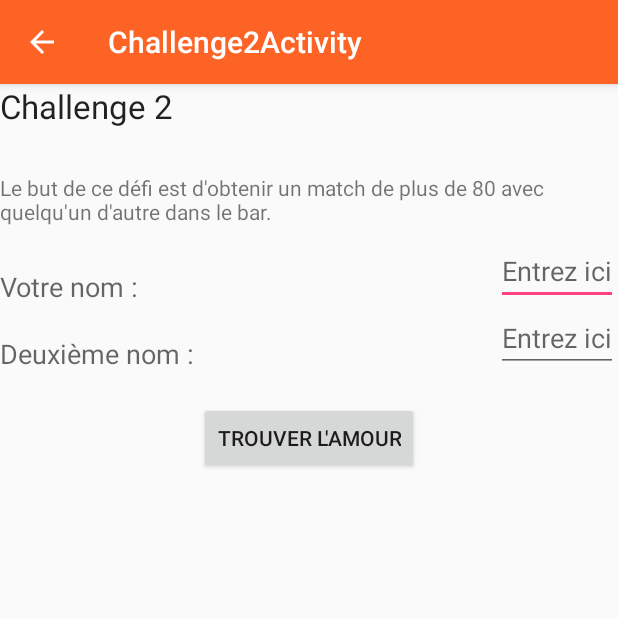
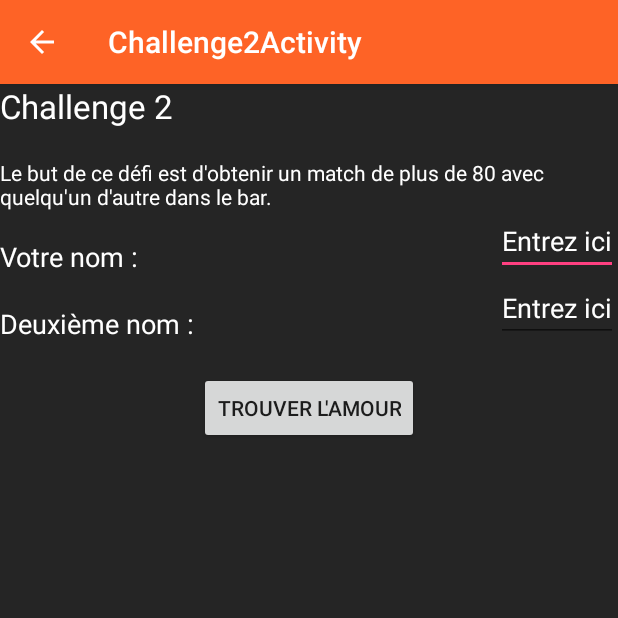
Before and after one commit to vince14evil/MobileAppUlaval, an Android app: the Challenge2Activity screen opened directly, with no data from a screen before it, on a phone screen of 412 x 824 dp, the top half of it. Run offline under Robolectric (Android 15) with nearby library versions, the phone set to English and light mode, and no system bars.

Commit message:
Modification du visuel Challenge2

```diff
--- a/app/src/main/java/barchallenges/ima/ulaval/ca/barchallenge/Challenge2Activity.java
+++ b/app/src/main/java/barchallenges/ima/ulaval/ca/barchallenge/Challenge2Activity.java
@@ -1,6 +1,7 @@
 package barchallenges.ima.ulaval.ca.barchallenge;
 
 import android.os.Bundle;
+import android.support.v7.app.ActionBarActivity;
 import android.support.v7.app.AppCompatActivity;
 import android.util.Log;
 import android.util.Pair;
@@ -20,7 +21,7 @@ import util.ASyncURLRequest;
 import util.HttpCustomRequest;
 import util.Util;
 
-public class Challenge2Activity extends AppCompatActivity {
+public class Challenge2Activity extends ActionBarActivity {
     private String mFName;
     private String mSName;
     private int mPercentage = 0;
@@ -36,6 +37,14 @@ public class Challenge2Activity extends AppCompatActivity {
         getSupportActionBar().setDisplayHomeAsUpEnabled(true);
 
         Button btn = (Button)findViewById(R.id.button);
+
+        TextView textViewPercentage = (TextView)findViewById(R.id.percentage);
+        textViewPercentage.setText("");
+        TextView textViewResult = (TextView)findViewById(R.id.result);
+        textViewResult.setText("");
+        TextView textViewPrize = (TextView)findViewById(R.id.textPrize);
+        textViewPrize.setText("");
+
         btn.setOnClickListener(new View.OnClickListener() {
             @Override
             public void onClick(View v) {
@@ -91,7 +100,7 @@ public class Challenge2Activity extends AppCompatActivity {
         TextView textViewSname = (TextView)findViewById(R.id.sNameText);
         textViewSname.setText(mSName);
         TextView textViewPercentage = (TextView)findViewById(R.id.percentage);
-        textViewPercentage.setText(String.valueOf(mPercentage));
+        textViewPercentage.setText(String.valueOf(mPercentage + "%"));
         TextView textViewResult = (TextView)findViewById(R.id.result);
         textViewResult.setText(mResult);
     }
--- a/app/src/main/res/layout/activity_challenge2.xml
+++ b/app/src/main/res/layout/activity_challenge2.xml
@@ -1,9 +1,16 @@
 <?xml version="1.0" encoding="utf-8"?>
 <RelativeLayout xmlns:android="http://schemas.android.com/apk/res/android"
-xmlns:tools="http://schemas.android.com/tools"
-android:layout_width="match_parent"
-android:layout_height="match_parent"
-tools:context="barchallenges.ima.ulaval.ca.barchallenge.Challenge2Activity">
+    xmlns:tools="http://schemas.android.com/tools"
+    android:layout_width="match_parent"
+    android:layout_height="match_parent"
+    android:background="@color/colorPrimaryDark"
+    tools:context="barchallenges.ima.ulaval.ca.barchallenge.Challenge2Activity">
+
+    <RelativeLayout
+        android:layout_width="wrap_content"
+        android:layout_height="wrap_content"
+        android:id="@+id/infoChallengeLayout"
+        android:visibility="visible">
 
     <TextView
         android:layout_width="wrap_content"
@@ -11,10 +18,11 @@ tools:context="barchallenges.ima.ulaval.ca.barchallenge.Challenge2Activity">
         android:textAppearance="?android:attr/textAppearanceMedium"
         android:text="Votre nom :"
         android:id="@+id/textView"
-        android:layout_marginTop="73dp"
+        android:layout_marginTop="53dp"
         android:paddingTop="20dp"
         android:layout_below="@+id/textView5"
         android:layout_alignParentLeft="true"
+        android:textColor="#ffffff"
         android:layout_alignParentStart="true" />
 
     <TextView
@@ -26,6 +34,7 @@ tools:context="barchallenges.ima.ulaval.ca.barchallenge.Challenge2Activity">
         android:layout_below="@+id/textView"
         android:layout_alignParentLeft="true"
         android:layout_alignParentStart="true"
+        android:textColor="#ffffff"
         android:paddingTop="20dp" />
 
     <EditText
@@ -38,6 +47,8 @@ tools:context="barchallenges.ima.ulaval.ca.barchallenge.Challenge2Activity">
         android:layout_alignParentEnd="true"
         android:paddingTop="20dp"
         android:editable="true"
+        android:textColorHint="#ffffff"
+        android:textColor="#ffffff"
         android:hint="Entrez ici" />
 
     <EditText
@@ -50,6 +61,8 @@ tools:context="barchallenges.ima.ulaval.ca.barchallenge.Challenge2Activity">
         android:layout_alignParentEnd="true"
         android:paddingTop="20dp"
         android:editable="true"
+        android:textColorHint="#ffffff"
+        android:textColor="#ffffff"
         android:hint="Entrez ici" />
 
     <TextView
@@ -58,6 +71,7 @@ tools:context="barchallenges.ima.ulaval.ca.barchallenge.Challenge2Activity">
         android:textAppearance="?android:attr/textAppearanceLarge"
         android:text="Challenge 2"
         android:id="@+id/textView5"
+        android:textColor="#ffffff"
         android:layout_alignParentTop="true" />
 
     <Button
@@ -69,14 +83,28 @@ tools:context="barchallenges.ima.ulaval.ca.barchallenge.Challenge2Activity">
         android:layout_centerHorizontal="true"
         android:layout_marginTop="20dp" />
 
+        <TextView
+            android:layout_width="wrap_content"
+            android:layout_height="wrap_content"
+            android:textAppearance="?android:attr/textAppearanceSmall"
+            android:text="Le but de ce défi est d'obtenir un match de plus de 80 avec quelqu'un d'autre dans le bar."
+            android:id="@+id/textView3"
+            android:layout_below="@+id/textView5"
+            android:layout_alignParentLeft="true"
+            android:textColor="#ffffff"
+            android:layout_marginTop="20dp" />
+    </RelativeLayout>
+
     <TextView
         android:layout_width="wrap_content"
         android:layout_height="wrap_content"
         android:textAppearance="?android:attr/textAppearanceLarge"
         android:id="@+id/percentage"
-        android:layout_below="@+id/button"
+        android:layout_below="@+id/infoChallengeLayout"
         android:layout_centerHorizontal="true"
-        android:layout_marginTop="89dp" />
+        android:textColor="#ffffff"
+        android:text="textPercentage"
+        android:layout_marginTop="30dp" />
 
     <TextView
         android:layout_width="wrap_content"
@@ -85,17 +113,9 @@ tools:context="barchallenges.ima.ulaval.ca.barchallenge.Challenge2Activity">
         android:id="@+id/result"
         android:layout_below="@+id/percentage"
         android:layout_centerHorizontal="true"
+        android:textColor="#ffffff"
+        android:text="textResult"
         android:layout_marginTop="20dp" />
-
-    <TextView
-        android:layout_width="wrap_content"
-        android:layout_height="wrap_content"
-        android:textAppearance="?android:attr/textAppearanceSmall"
-        android:text="Le but de ce défi est d'obtenir un match de plus de 80 avec quelqu'un d'autre dans le bar."
-        android:id="@+id/textView3"
-        android:layout_below="@+id/textView5"
-        android:layout_alignParentLeft="true"
-        android:layout_marginTop="30dp" />
 
     <TextView
         android:layout_width="wrap_content"
@@ -104,6 +124,8 @@ tools:context="barchallenges.ima.ulaval.ca.barchallenge.Challenge2Activity">
         android:id="@+id/textPrize"
         android:layout_below="@+id/result"
         android:layout_marginTop="20dp"
+        android:textColor="#ffffff"
+        android:text="textPrize"
         android:layout_centerHorizontal="true" />
     android:layout_alignParentStart="true" />
 </RelativeLayout>
```
